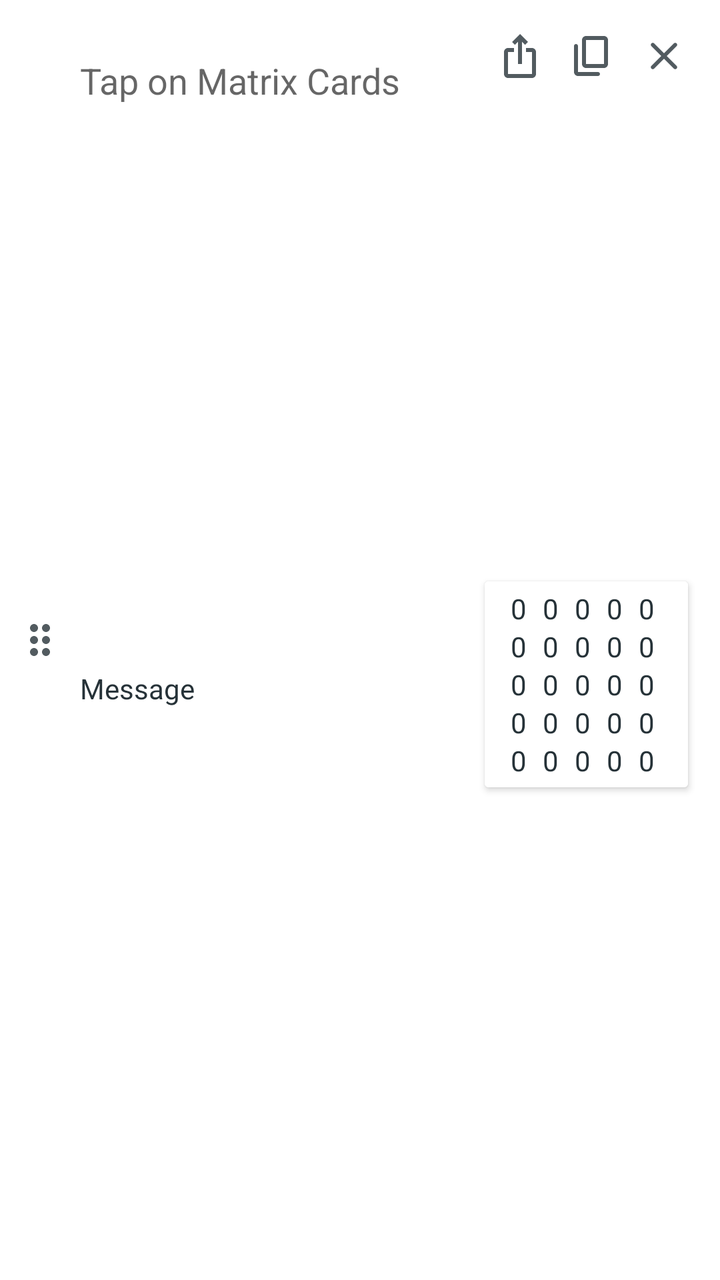
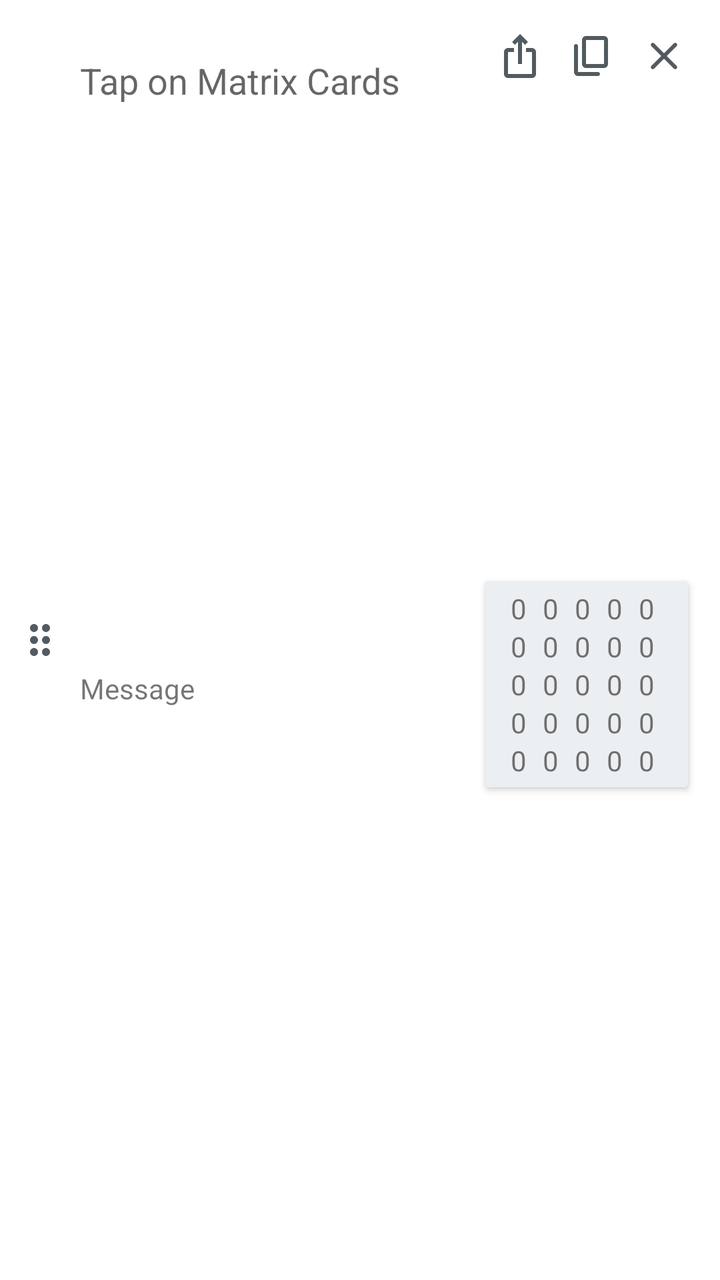

Compare the two renders of this Android layout. The source of the first and the diff that turns it into the second are given below.
<!-- AndroidManifest.xml: application theme Theme.Matscape -->
<!-- res/layout/item_result_card.xml -->
<?xml version="1.0" encoding="utf-8"?>
<androidx.constraintlayout.widget.ConstraintLayout xmlns:android="http://schemas.android.com/apk/res/android"
    xmlns:app="http://schemas.android.com/apk/res-auto"
    xmlns:tools="http://schemas.android.com/tools"
    android:layout_width="match_parent"
    android:layout_height="wrap_content"
    android:background="@color/result_card_bg_color"
    android:minHeight="80dp"
    android:id="@+id/ResultCardCL">


    <ImageView
        android:id="@+id/resultCardDragButton"
        android:layout_width="wrap_content"
        android:layout_height="0px"
        android:layout_marginStart="8dp"
        android:layout_marginTop="8dp"
        android:layout_marginBottom="8dp"
        android:background="@color/result_card_bg_color"
        android:contentDescription="@string/desc_drag_result"
        android:src="@drawable/ic_result_card_drag"
        app:layout_constraintBottom_toBottomOf="parent"
        app:layout_constraintStart_toStartOf="parent"
        app:layout_constraintTop_toTopOf="parent"
        app:tint="@color/icon_color"/>


    <EditText
        android:id="@+id/ExpressionField"
        android:layout_width="0dp"
        android:layout_height="wrap_content"
        android:layout_marginStart="8dp"
        android:layout_marginEnd="8dp"
        android:layout_marginTop="32dp"
        android:background="@null"
        android:hint="@string/hint_result_field"
        android:importantForAutofill="no"
        android:inputType="textNoSuggestions"
        app:layout_constraintBottom_toBottomOf="@+id/AddResultMatrixButton"
        app:layout_constraintEnd_toStartOf="@+id/AddResultMatrixButton"
        app:layout_constraintHorizontal_bias="0.0"
        app:layout_constraintStart_toEndOf="@+id/resultCardDragButton"
        app:layout_constraintTop_toTopOf="@+id/resultCardDragButton"
        tools:ignore="LabelFor" />

    <TextView
        android:id="@+id/ResultCardMessage"
        android:layout_width="wrap_content"
        android:layout_height="wrap_content"
        android:text="@string/placeholder_result_msg"
        android:layout_marginBottom="4dp"
        app:layout_constraintBottom_toBottomOf="parent"
        app:layout_constraintStart_toStartOf="@+id/ExpressionField"
        app:layout_constraintTop_toBottomOf="@+id/ExpressionField" />

    <ImageView
        android:id="@+id/DeleteResultButton"
        android:layout_width="wrap_content"
        android:layout_height="wrap_content"
        android:layout_marginTop="16dp"
        android:layout_marginEnd="16dp"
        android:background="?attr/selectableItemBackgroundBorderless"
        android:clickable="true"
        android:contentDescription="@string/desc_delete_result"
        android:focusable="true"
        app:tint="@color/icon_color"
        android:src="@drawable/ic_result_card_delete"
        app:layout_constraintEnd_toEndOf="parent"
        app:layout_constraintTop_toTopOf="parent"
        tools:ignore="TouchTargetSizeCheck" />

    <androidx.cardview.widget.CardView
        android:id="@+id/cardView2"
        android:layout_width="wrap_content"
        android:layout_height="wrap_content"
        android:layout_marginEnd="16dp"
        android:layout_marginBottom="16dp"
        android:layout_marginTop="8dp"
        android:foreground="?attr/selectableItemBackgroundBorderless"
        android:clickable="true"
        android:focusable="true"
        app:layout_constraintBottom_toBottomOf="parent"
        app:layout_constraintEnd_toEndOf="parent"
        app:layout_constraintTop_toBottomOf="@+id/ExpressionField">

        <androidx.constraintlayout.widget.ConstraintLayout
            android:layout_width="match_parent"
            android:layout_height="match_parent"
            android:background="@color/result_card_mat_bg_color"
            android:padding="4dp">

            <androidx.constraintlayout.widget.Guideline
                android:id="@+id/guideline3"
                android:layout_width="wrap_content"
                android:layout_height="wrap_content"
                android:orientation="vertical"
                app:layout_constraintGuide_begin="5dp" />

            <LinearLayout
                android:id="@+id/linearLayout6"
                android:layout_width="wrap_content"
                android:layout_height="wrap_content"
                android:gravity="center"
                android:orientation="vertical"
                app:layout_constraintBottom_toBottomOf="parent"
                app:layout_constraintEnd_toStartOf="@+id/linearLayout7"
                app:layout_constraintHorizontal_bias="0.5"
                app:layout_constraintStart_toStartOf="@+id/guideline3"
                app:layout_constraintTop_toTopOf="parent">

                <TextView
                    android:id="@+id/ResultCardTextView11"
                    style="@style/MatrixCardsMatrixText" />

                <TextView
                    android:id="@+id/ResultCardTextView21"
                    style="@style/MatrixCardsMatrixText" />

                <TextView
                    android:id="@+id/ResultCardTextView31"
                    style="@style/MatrixCardsMatrixText" />

                <TextView
                    android:id="@+id/ResultCardTextView41"
                    style="@style/MatrixCardsMatrixText" />

                <TextView
                    android:id="@+id/ResultCardTextView51"
                    style="@style/MatrixCardsMatrixText" />

            </LinearLayout>

            <LinearLayout
                android:id="@+id/linearLayout7"
                android:layout_width="wrap_content"
                android:layout_height="wrap_content"
                android:gravity="center"
                android:orientation="vertical"
                app:layout_constraintBottom_toBottomOf="parent"
                app:layout_constraintEnd_toStartOf="@+id/linearLayout8"
                app:layout_constraintHorizontal_bias="0.5"
                app:layout_constraintStart_toEndOf="@+id/linearLayout6"
                app:layout_constraintTop_toTopOf="parent">

                <TextView
                    android:id="@+id/ResultCardTextView12"
                    style="@style/MatrixCardsMatrixText" />

                <TextView
                    android:id="@+id/ResultCardTextView22"
                    style="@style/MatrixCardsMatrixText" />

                <TextView
                    android:id="@+id/ResultCardTextView32"
                    style="@style/MatrixCardsMatrixText" />

                <TextView
                    android:id="@+id/ResultCardTextView42"
                    style="@style/MatrixCardsMatrixText" />

                <TextView
                    android:id="@+id/ResultCardTextView52"
                    style="@style/MatrixCardsMatrixText" />

            </LinearLayout>

            <LinearLayout
                android:id="@+id/linearLayout8"
                android:layout_width="wrap_content"
                android:layout_height="wrap_content"
                android:gravity="center"
                android:orientation="vertical"
                app:layout_constraintBottom_toBottomOf="parent"
                app:layout_constraintEnd_toStartOf="@+id/linearLayout9"
                app:layout_constraintHorizontal_bias="0.5"
                app:layout_constraintStart_toEndOf="@+id/linearLayout7"
                app:layout_constraintTop_toTopOf="parent">

                <TextView
                    android:id="@+id/ResultCardTextView13"
                    style="@style/MatrixCardsMatrixText" />

                <TextView
                    android:id="@+id/ResultCardTextView23"
                    style="@style/MatrixCardsMatrixText" />

                <TextView
                    android:id="@+id/ResultCardTextView33"
                    style="@style/MatrixCardsMatrixText" />

                <TextView
                    android:id="@+id/ResultCardTextView43"
                    style="@style/MatrixCardsMatrixText" />

                <TextView
                    android:id="@+id/ResultCardTextView53"
                    style="@style/MatrixCardsMatrixText" />

            </LinearLayout>

            <LinearLayout
                android:id="@+id/linearLayout9"
                android:layout_width="wrap_content"
                android:layout_height="wrap_content"
                android:gravity="center"
                android:orientation="vertical"
                app:layout_constraintBottom_toBottomOf="parent"
                app:layout_constraintEnd_toStartOf="@+id/linearLayout10"
                app:layout_constraintHorizontal_bias="0.5"
                app:layout_constraintStart_toEndOf="@+id/linearLayout8"
                app:layout_constraintTop_toTopOf="parent">

                <TextView
                    android:id="@+id/ResultCardTextView14"
                    style="@style/MatrixCardsMatrixText" />

                <TextView
                    android:id="@+id/ResultCardTextView24"
                    style="@style/MatrixCardsMatrixText" />

                <TextView
                    android:id="@+id/ResultCardTextView34"
                    style="@style/MatrixCardsMatrixText" />

                <TextView
                    android:id="@+id/ResultCardTextView44"
                    style="@style/MatrixCardsMatrixText" />

                <TextView
                    android:id="@+id/ResultCardTextView54"
                    style="@style/MatrixCardsMatrixText" />

            </LinearLayout>

            <LinearLayout
                android:id="@+id/linearLayout10"
                android:layout_width="wrap_content"
                android:layout_height="wrap_content"
                android:gravity="center"
                android:orientation="vertical"
                app:layout_constraintBottom_toBottomOf="parent"
                app:layout_constraintEnd_toEndOf="@id/guideline4"
                app:layout_constraintHorizontal_bias="0.5"
                app:layout_constraintStart_toEndOf="@+id/linearLayout9"
                app:layout_constraintTop_toTopOf="parent">

                <TextView
                    android:id="@+id/ResultCardTextView15"
                    style="@style/MatrixCardsMatrixText" />

                <TextView
                    android:id="@+id/ResultCardTextView25"
                    style="@style/MatrixCardsMatrixText" />

                <TextView
                    android:id="@+id/ResultCardTextView35"
                    style="@style/MatrixCardsMatrixText" />

                <TextView
                    android:id="@+id/ResultCardTextView45"
                    style="@style/MatrixCardsMatrixText" />

                <TextView
                    android:id="@+id/ResultCardTextView55"
                    style="@style/MatrixCardsMatrixText" />

            </LinearLayout>

            <androidx.constraintlayout.widget.Guideline
                android:id="@+id/guideline4"
                android:layout_width="wrap_content"
                android:layout_height="wrap_content"
                android:orientation="vertical"
                app:layout_constraintGuide_percent="0.90816325" />

        </androidx.constraintlayout.widget.ConstraintLayout>
    </androidx.cardview.widget.CardView>

    <ImageView
        android:id="@+id/CopyResultButton"
        android:layout_width="wrap_content"
        android:layout_height="wrap_content"
        android:layout_marginEnd="12dp"
        android:background="?attr/selectableItemBackgroundBorderless"
        android:clickable="true"
        android:focusable="true"
        app:tint="@color/icon_color"
        android:src="@drawable/ic_mat_card_copy"
        app:layout_constraintBottom_toBottomOf="@+id/DeleteResultButton"
        app:layout_constraintEnd_toStartOf="@+id/DeleteResultButton"
        app:layout_constraintTop_toTopOf="@+id/DeleteResultButton"
        android:contentDescription="@string/desc_copy_result" />

    <ImageView
        android:id="@+id/AddResultMatrixButton"
        android:layout_width="wrap_content"
        android:layout_height="wrap_content"
        android:layout_marginEnd="12dp"
        android:background="?attr/selectableItemBackgroundBorderless"
        android:clickable="true"
        android:focusable="true"
        app:tint="@color/icon_color"
        android:src="@drawable/ic_result_add_matrix"
        app:layout_constraintBottom_toBottomOf="@+id/DeleteResultButton"
        app:layout_constraintEnd_toStartOf="@+id/CopyResultButton"
        app:layout_constraintTop_toTopOf="@+id/DeleteResultButton"
        android:contentDescription="@string/desc_add_result_matrix" />

</androidx.constraintlayout.widget.ConstraintLayout>
<!-- resources referenced by this layout -->
<resources>
  <color name="icon_color">#263238</color>
  <color name="result_card_bg_color">#FFFFFF</color>
  <color name="result_card_mat_bg_color">#FFFFFF</color>
  <!-- drawable ic_mat_card_copy (drawable) -->
  <vector android:alpha="0.8" android:height="24dp"
      android:tint="?attr/colorControlNormal" android:viewportHeight="24"
      android:viewportWidth="24" android:width="24dp" xmlns:android="http://schemas.android.com/apk/res/android">
      <path android:fillColor="@android:color/white" android:pathData="M15,20H5V7c0,-0.55 -0.45,-1 -1,-1h0C3.45,6 3,6.45 3,7v13c0,1.1 0.9,2 2,2h10c0.55,0 1,-0.45 1,-1v0C16,20.45 15.55,20 15,20zM20,16V4c0,-1.1 -0.9,-2 -2,-2H9C7.9,2 7,2.9 7,4v12c0,1.1 0.9,2 2,2h9C19.1,18 20,17.1 20,16zM18,16H9V4h9V16z"/>
  </vector>
  <!-- drawable ic_result_add_matrix (drawable) -->
  <vector android:alpha="0.8" android:height="24dp"
      android:tint="?attr/colorControlNormal" android:viewportHeight="24"
      android:viewportWidth="24" android:width="24dp" xmlns:android="http://schemas.android.com/apk/res/android">
      <path android:fillColor="@android:color/white" android:pathData="M16,5l-1.42,1.42 -1.59,-1.59L12.99,16h-1.98L11.01,4.83L9.42,6.42 8,5l4,-4 4,4zM20,10v11c0,1.1 -0.9,2 -2,2L6,23c-1.11,0 -2,-0.9 -2,-2L4,10c0,-1.11 0.89,-2 2,-2h3v2L6,10v11h12L18,10h-3L15,8h3c1.1,0 2,0.89 2,2z"/>
  </vector>
  <!-- drawable ic_result_card_delete (drawable) -->
  <vector android:alpha="0.8" android:height="24dp"
      android:tint="?attr/colorControlNormal" android:viewportHeight="24"
      android:viewportWidth="24" android:width="24dp" xmlns:android="http://schemas.android.com/apk/res/android">
      <path android:fillColor="@android:color/white" android:pathData="M18.3,5.71c-0.39,-0.39 -1.02,-0.39 -1.41,0L12,10.59 7.11,5.7c-0.39,-0.39 -1.02,-0.39 -1.41,0 -0.39,0.39 -0.39,1.02 0,1.41L10.59,12 5.7,16.89c-0.39,0.39 -0.39,1.02 0,1.41 0.39,0.39 1.02,0.39 1.41,0L12,13.41l4.89,4.89c0.39,0.39 1.02,0.39 1.41,0 0.39,-0.39 0.39,-1.02 0,-1.41L13.41,12l4.89,-4.89c0.38,-0.38 0.38,-1.02 0,-1.4z"/>
  </vector>
  <string name="desc_add_result_matrix">Add result card as new Matrix</string>
  <string name="desc_copy_result">Copy Result Card</string>
  <string name="desc_delete_result">Delete this result</string>
  <string name="desc_drag_result">Result Card Drag Handle</string>
  <string name="hint_result_field">Tap on Matrix Cards</string>
  
      //for ChangeMatrix Activity
  <string name="placeholder_result_msg">Message</string>
  <style name="MatrixCardsMatrixText">
          <item name="android:layout_width">wrap_content</item>
          <item name="android:layout_height">wrap_content</item>
          <item name="android:text">@string/placeholder_matrix_text</item>
          <item name="android:layout_marginStart">4dp</item>
          <item name="android:layout_marginEnd">4dp</item>
          <item name="android:textSize">14sp</item>
      </style>
  
      //for ChangeMatrix Matrix Fields linear layouts
  <style name="Theme.Matscape" parent="Theme.MaterialComponents.DayNight.NoActionBar">
          
          <item name="colorPrimary">@color/blue_black</item>
          <item name="colorPrimaryVariant">@color/light_blue_black</item>
          <item name="colorOnPrimary">@color/white</item>
          
          <item name="colorSecondary">@color/blue_black</item>
          <item name="colorSecondaryVariant">@color/light_blue_black</item>
          <item name="colorOnSecondary">@color/black</item>
          
          <item name="android:statusBarColor" tools:targetApi="l">?attr/colorPrimary</item>
          
          <item name="android:textColor">@color/blue_black</item>
      </style>
  <string name="placeholder_matrix_text" translatable="false">0</string>
  <color name="blue_black">#263238</color>
  <color name="light_blue_black">#627077</color>
  <color name="white">#FFFFFFFF</color>
  <color name="black">#FF000000</color>
  <!-- unchanged entries left out for length: 1 -->
</resources>

<!-- the commit's change to res/layout/item_result_card.xml (unified diff, before → after) -->
@@ -86,7 +86,7 @@
         <androidx.constraintlayout.widget.ConstraintLayout
             android:layout_width="match_parent"
             android:layout_height="match_parent"
-            android:background="@color/result_card_mat_bg_color"
+            android:background="@color/result_card_matrix_bg_color"
             android:padding="4dp">
 
             <androidx.constraintlayout.widget.Guideline
<!-- resource entries referenced after the edit -->
@@ -2,7 +2,7 @@
 <resources>
   <color name="icon_color">#263238</color>
   <color name="result_card_bg_color">#FFFFFF</color>
-  <color name="result_card_mat_bg_color">#FFFFFF</color>
+  <color name="result_card_matrix_bg_color">#ECEFF1</color>
   <!-- drawable ic_mat_card_copy (drawable) -->
   <vector android:alpha="0.8" android:height="24dp"
       android:tint="?attr/colorControlNormal" android:viewportHeight="24"
@@ -51,7 +51,6 @@
           
           <item name="android:statusBarColor" tools:targetApi="l">?attr/colorPrimary</item>
           
-          <item name="android:textColor">@color/blue_black</item>
       </style>
   <string name="placeholder_matrix_text" translatable="false">0</string>
   <color name="blue_black">#263238</color>
